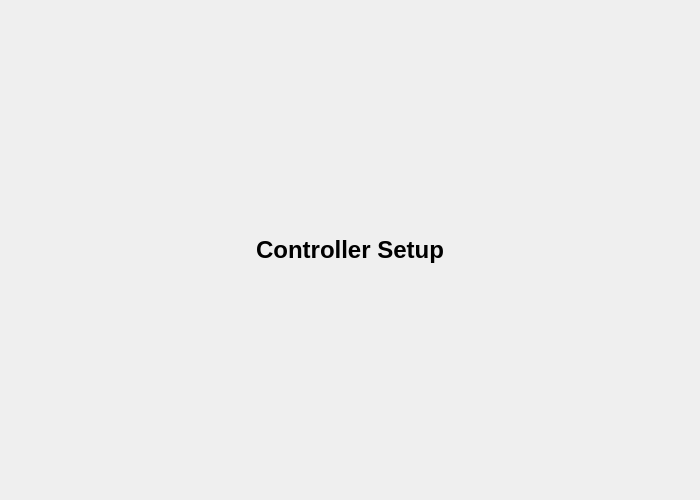
Above: pages/pagecontrollersetup.ui from vitalii-bokhin/vesc_tool before the change. Below: the same form after it.
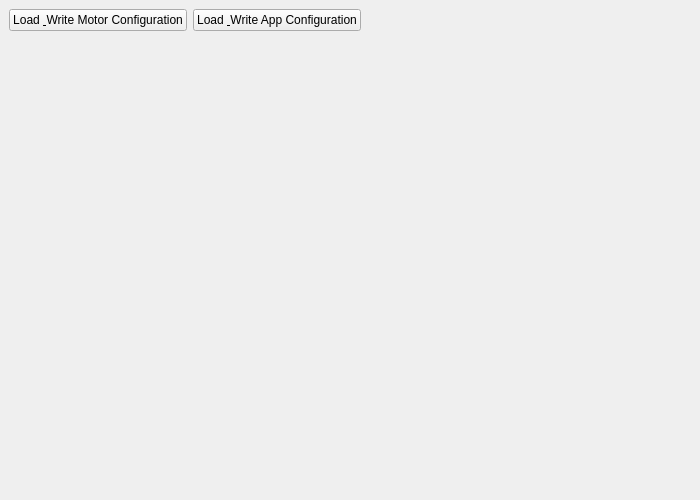
That is the form after the change. Icons and pictures are not drawn.

Commit message: load and write configs buttons

Patch:
```diff
--- a/pages/pagecontrollersetup.ui
+++ b/pages/pagecontrollersetup.ui
@@ -14,21 +14,90 @@
    <string>Form</string>
   </property>
   <layout class="QVBoxLayout" name="verticalLayout">
+   <property name="leftMargin">
+    <number>0</number>
+   </property>
+   <property name="topMargin">
+    <number>0</number>
+   </property>
+   <property name="rightMargin">
+    <number>0</number>
+   </property>
+   <property name="bottomMargin">
+    <number>0</number>
+   </property>
    <item>
-    <widget class="QLabel" name="label">
-     <property name="text">
-      <string>Controller Setup</string>
+    <widget class="QScrollArea" name="scrollArea">
+     <property name="widgetResizable">
+      <bool>true</bool>
      </property>
-     <property name="alignment">
-      <set>Qt::AlignCenter</set>
+     <property name="frameShape">
+      <enum>QFrame::NoFrame</enum>
      </property>
-     <property name="font">
-      <font>
-       <pointsize>18</pointsize>
-       <weight>75</weight>
-       <bold>true</bold>
-      </font>
-     </property>
+     <widget class="QWidget" name="scrollAreaWidgetContents">
+      <property name="geometry">
+       <rect>
+        <x>0</x>
+        <y>0</y>
+        <width>700</width>
+        <height>500</height>
+       </rect>
+      </property>
+      <layout class="QVBoxLayout" name="verticalLayout_2">
+       <item>
+        <layout class="QHBoxLayout" name="horizontalLayout">
+         <item>
+          <widget class="QPushButton" name="loadMotorConfButton">
+           <property name="text">
+            <string>Load &amp; Write Motor Configuration</string>
+           </property>
+           <property name="icon">
+            <iconset resource="../res.qrc">
+             <normaloff>:/res/icons/Open Folder-96.png</normaloff>:/res/icons/Open Folder-96.png</iconset>
+           </property>
+          </widget>
+         </item>
+         <item>
+          <widget class="QPushButton" name="loadAppConfButton">
+           <property name="text">
+            <string>Load &amp; Write App Configuration</string>
+           </property>
+           <property name="icon">
+            <iconset resource="../res.qrc">
+             <normaloff>:/res/icons/Open Folder-96.png</normaloff>:/res/icons/Open Folder-96.png</iconset>
+           </property>
+          </widget>
+         </item>
+         <item>
+          <spacer name="horizontalSpacer">
+           <property name="orientation">
+            <enum>Qt::Horizontal</enum>
+           </property>
+           <property name="sizeHint" stdset="0">
+            <size>
+             <width>40</width>
+             <height>20</height>
+            </size>
+           </property>
+          </spacer>
+         </item>
+        </layout>
+       </item>
+       <item>
+        <spacer name="verticalSpacer">
+         <property name="orientation">
+          <enum>Qt::Vertical</enum>
+         </property>
+         <property name="sizeHint" stdset="0">
+          <size>
+           <width>20</width>
+           <height>40</height>
+          </size>
+         </property>
+        </spacer>
+       </item>
+      </layout>
+     </widget>
     </widget>
    </item>
   </layout>
```
Left out of the diff: 4 changed lines with no effect on the pictures. The commit also changes 4 other files.
